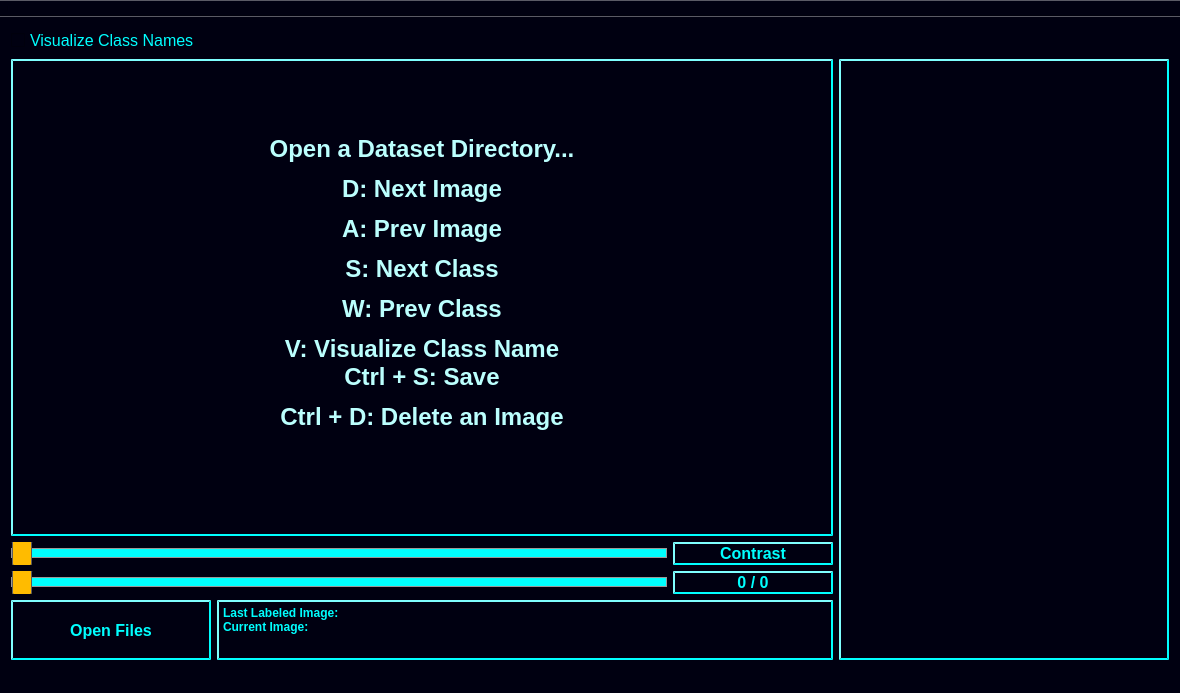
Qt form mainwindow.ui (developer0hye/Yolo_Label) before a commit.
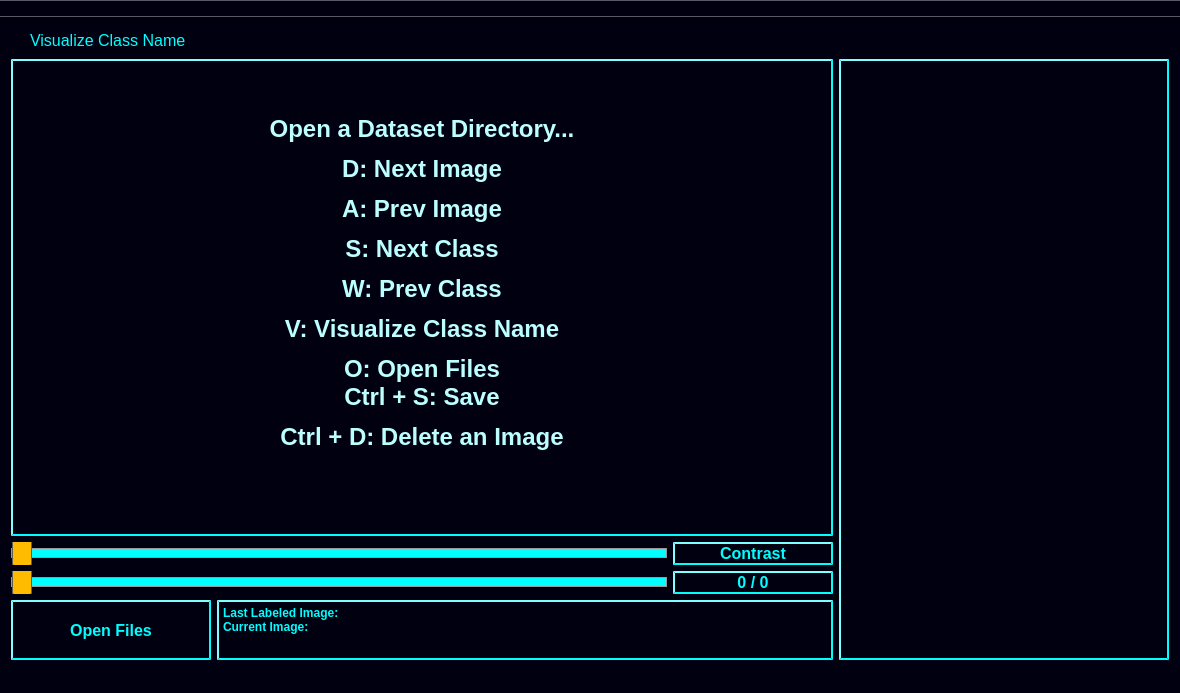
The same form after that commit. Custom widgets are drawn as their Qt base class.

Commit message: add shortcut for open file button and description for other functions

What changed in the file:
```diff
--- a/mainwindow.ui
+++ b/mainwindow.ui
@@ -107,7 +107,7 @@
            <number>3</number>
           </property>
           <property name="text">
-           <string>&lt;html&gt;&lt;head/&gt;&lt;body&gt;&lt;p&gt;Open a Dataset Directory...&lt;/p&gt;&lt;p&gt;D: Next Image&lt;/p&gt;&lt;p&gt;A: Prev Image&lt;/p&gt;&lt;p&gt;S: Next Class&lt;/p&gt;&lt;p&gt;W: Prev Class&lt;/p&gt;&lt;p&gt;V: Visualize Class Name&lt;br/&gt;Ctrl + S: Save&lt;/p&gt;&lt;p&gt;Ctrl + D: Delete an Image&lt;br/&gt;&lt;/p&gt;&lt;/body&gt;&lt;/html&gt;</string>
+           <string>&lt;html&gt;&lt;head/&gt;&lt;body&gt;&lt;p&gt;Open a Dataset Directory...&lt;/p&gt;&lt;p&gt;D: Next Image&lt;/p&gt;&lt;p&gt;A: Prev Image&lt;/p&gt;&lt;p&gt;S: Next Class&lt;/p&gt;&lt;p&gt;W: Prev Class&lt;/p&gt;&lt;p&gt;V: Visualize Class Name&lt;/p&gt;&lt;p&gt;O: Open Files&lt;br/&gt;Ctrl + S: Save&lt;/p&gt;&lt;p&gt;Ctrl + D: Delete an Image&lt;br/&gt;&lt;/p&gt;&lt;/body&gt;&lt;/html&gt;</string>
           </property>
           <property name="scaledContents">
            <bool>true</bool>
@@ -593,7 +593,7 @@
 </string>
         </property>
         <property name="text">
-         <string>Visualize Class Names</string>
+         <string>Visualize Class Name</string>
         </property>
         <property name="shortcut">
          <string>V</string>
```
Left out of the diff: 5 changed lines with no effect on the pictures.
